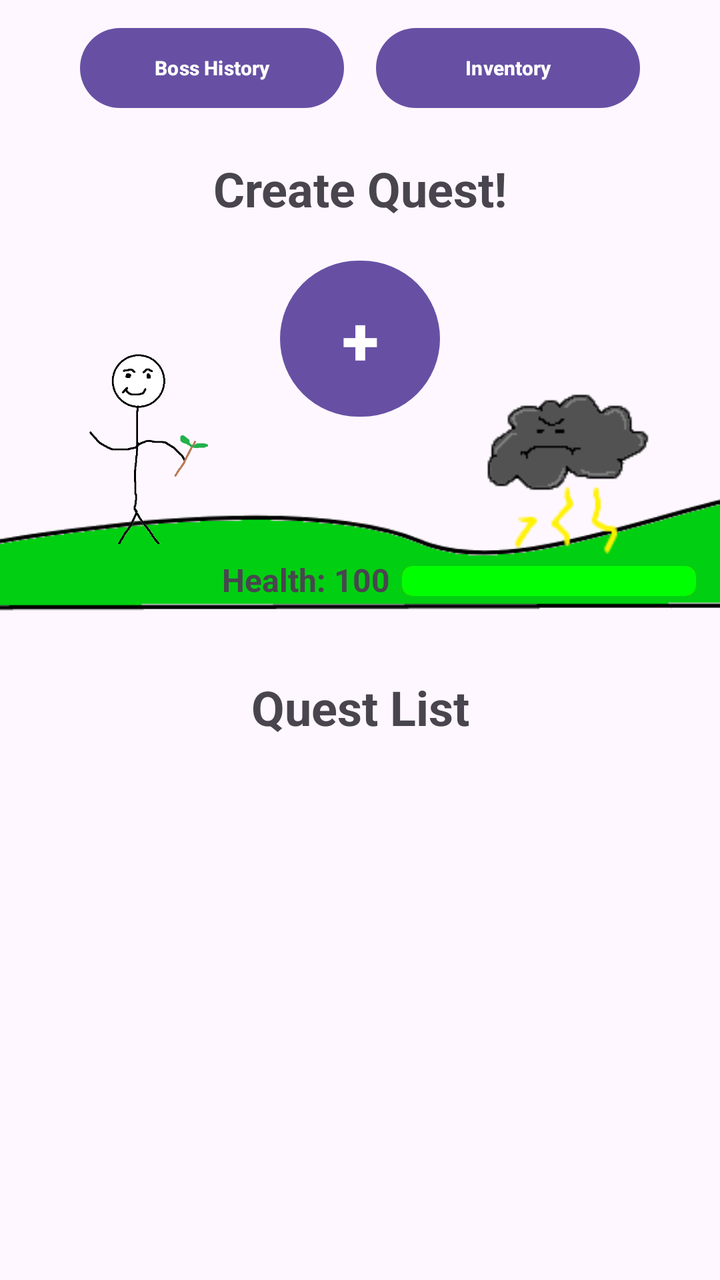
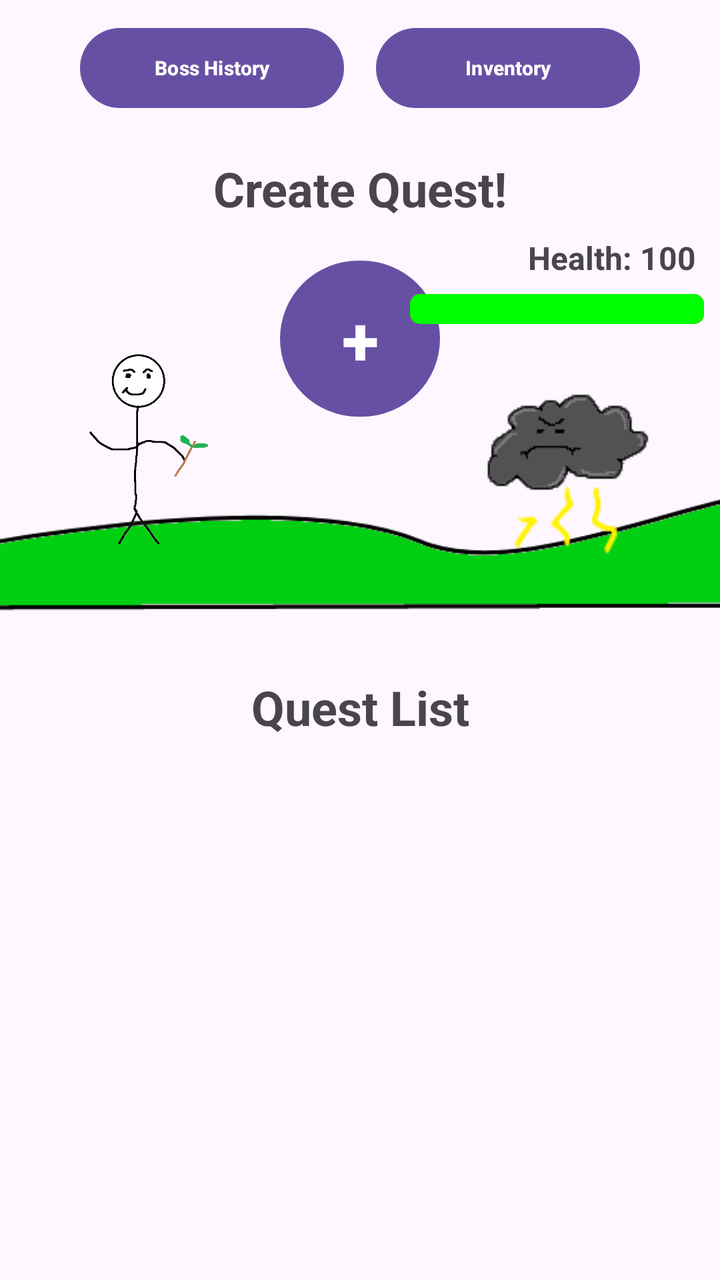

An Android layout rendered at two revisions. The XML below is the earlier revision; the diff shows what the commit changed to produce the second picture.
<!-- AndroidManifest.xml: application theme Theme.QuestLife -->
<!-- res/layout/activity_main.xml -->
<?xml version="1.0" encoding="utf-8"?>
<androidx.constraintlayout.widget.ConstraintLayout xmlns:android="http://schemas.android.com/apk/res/android"
    xmlns:app="http://schemas.android.com/apk/res-auto"
    xmlns:tools="http://schemas.android.com/tools"
    android:id="@+id/main"
    android:layout_width="match_parent"
    android:layout_height="match_parent"
    tools:context=".MainActivity">

    <Button
        android:id="@+id/quest"
        android:layout_width="80dp"
        android:layout_height="86dp"
        android:layout_marginTop="16dp"
        android:text="+"
        android:textAlignment="center"
        android:textSize="34sp"
        android:textStyle="bold"
        app:layout_constraintEnd_toEndOf="parent"
        app:layout_constraintStart_toStartOf="parent"
        app:layout_constraintTop_toBottomOf="@+id/textView" />

    <Button
        android:id="@+id/inventory"
        android:layout_width="132dp"
        android:layout_height="48dp"
        android:layout_marginTop="10dp"
        android:layout_marginEnd="40dp"
        android:text="Inventory"
        android:textAlignment="center"
        android:textSize="10sp"
        android:textStyle="bold"
        app:layout_constraintEnd_toEndOf="parent"
        app:layout_constraintTop_toTopOf="parent" />

    <Button
        android:id="@+id/bosshistory"
        android:layout_width="132dp"
        android:layout_height="48dp"
        android:layout_marginStart="40dp"
        android:layout_marginTop="10dp"
        android:text="Boss History"
        android:textAlignment="center"
        android:textSize="10sp"
        android:textStyle="bold"
        app:layout_constraintStart_toStartOf="parent"
        app:layout_constraintTop_toTopOf="parent" />

    <TextView
        android:id="@+id/textView"
        android:layout_width="wrap_content"
        android:layout_height="wrap_content"
        android:layout_marginTop="20dp"
        android:text="Create Quest!"
        android:textSize="24sp"
        android:textStyle="bold"
        app:layout_constraintEnd_toEndOf="parent"
        app:layout_constraintStart_toStartOf="parent"
        app:layout_constraintTop_toBottomOf="@+id/inventory" />

    <ImageView
        android:id="@+id/imageView"
        android:layout_width="428dp"
        android:layout_height="125dp"
        app:layout_constraintStart_toStartOf="parent"
        app:layout_constraintTop_toBottomOf="@+id/quest"
        app:srcCompat="@drawable/landscape" />

    <ImageView
        android:id="@+id/imageView3"
        android:layout_width="120dp"
        android:layout_height="100dp"
        android:layout_marginStart="16dp"
        android:layout_marginTop="172dp"
        app:layout_constraintStart_toStartOf="parent"
        app:layout_constraintTop_toTopOf="parent"
        app:srcCompat="@drawable/player" />

    <ImageView
        android:id="@+id/enemyImageView"
        android:layout_width="121dp"
        android:layout_height="111dp"
        android:layout_marginTop="172dp"
        android:layout_marginEnd="16dp"
        app:layout_constraintEnd_toEndOf="parent"
        app:layout_constraintTop_toTopOf="parent"
        app:srcCompat="@drawable/cloudman" />

    <LinearLayout
        android:id="@+id/healthBarContainer"
        android:layout_width="245dp"
        android:layout_height="31dp"
        android:layout_marginTop="275dp"
        android:layout_marginEnd="4dp"
        android:orientation="horizontal"
        app:layout_constraintEnd_toEndOf="parent"
        app:layout_constraintTop_toTopOf="parent">

        <androidx.constraintlayout.widget.ConstraintLayout
            android:layout_width="match_parent"
            android:layout_height="match_parent">

            <ProgressBar
                android:id="@+id/healthProgressBar"
                style="@style/Widget.AppCompat.ProgressBar.Horizontal"
                android:layout_width="147dp"
                android:layout_height="15dp"
                android:layout_gravity="center_vertical"
                android:layout_marginStart="90dp"
                android:layout_marginTop="8dp"
                android:layout_marginEnd="8dp"
                android:layout_weight="1"
                android:indeterminate="false"
                android:max="100"
                android:min="0"
                android:progress="100"
                android:progressDrawable="@drawable/health_bar_drawable"
                app:layout_constraintEnd_toEndOf="parent"
                app:layout_constraintStart_toStartOf="parent"
                app:layout_constraintTop_toTopOf="parent" />

            <TextView
                android:id="@+id/healthTextView"
                android:layout_width="87dp"
                android:layout_height="27dp"
                android:layout_gravity="center_vertical"
                android:layout_marginTop="4dp"
                android:text="Health: 100"
                android:textSize="16sp"
                android:textStyle="bold"
                app:layout_constraintStart_toStartOf="parent"
                app:layout_constraintTop_toTopOf="parent" />
        </androidx.constraintlayout.widget.ConstraintLayout>
    </LinearLayout>

    <TextView
        android:id="@+id/textView2"
        android:layout_width="wrap_content"
        android:layout_height="wrap_content"
        android:text="Quest List"
        android:textAlignment="textStart"
        android:textSize="24sp"
        android:textStyle="bold"
        app:layout_constraintEnd_toEndOf="parent"
        app:layout_constraintStart_toStartOf="parent"
        app:layout_constraintTop_toBottomOf="@+id/imageView" />

    <ScrollView
        android:layout_width="411dp"
        android:layout_height="438dp"
        android:layout_marginTop="10dp"
        app:layout_constraintBottom_toBottomOf="parent"
        app:layout_constraintEnd_toEndOf="parent"
        app:layout_constraintStart_toStartOf="parent"
        app:layout_constraintTop_toBottomOf="@+id/textView2">

        <LinearLayout
            android:id="@+id/questContainer"
            android:layout_width="match_parent"
            android:layout_height="wrap_content"
            android:orientation="vertical" >

        </LinearLayout>
    </ScrollView>

</androidx.constraintlayout.widget.ConstraintLayout>
<!-- resources referenced by this layout -->
<resources>
  <!-- drawable cloudman: png bitmap (drawable, 4791 bytes) -->
  <!-- drawable health_bar_drawable (drawable) -->
  <?xml version="1.0" encoding="utf-8"?>
  <layer-list xmlns:android="http://schemas.android.com/apk/res/android">
      <item android:id="@android:id/background">
          <shape>
              <corners android:radius="5dp" />
              <solid android:color="#ff0000" />
          </shape>
      </item>
      <item android:id="@android:id/progress">
          <clip>
              <shape>
                  <corners android:radius="5dp" />
                  <solid android:color="#00ff00" />
              </shape>
          </clip>
      </item>
  </layer-list>
  <!-- drawable landscape: png bitmap (drawable, 6272 bytes) -->
  <!-- drawable player: png bitmap (drawable, 15152 bytes) -->
  <style name="Theme.QuestLife" parent="Base.Theme.QuestLife" />
  <style name="Base.Theme.QuestLife" parent="Theme.Material3.DayNight.NoActionBar">
          
          
      </style>
</resources>

<!-- the commit's change to res/layout/activity_main.xml (unified diff, before → after) -->
@@ -16,6 +16,7 @@
         android:textAlignment="center"
         android:textSize="34sp"
         android:textStyle="bold"
+        android:contentDescription="Create new quest"
         app:layout_constraintEnd_toEndOf="parent"
         app:layout_constraintStart_toStartOf="parent"
         app:layout_constraintTop_toBottomOf="@+id/textView" />
@@ -30,6 +31,7 @@
         android:textAlignment="center"
         android:textSize="10sp"
         android:textStyle="bold"
+        android:contentDescription="View inventory"
         app:layout_constraintEnd_toEndOf="parent"
         app:layout_constraintTop_toTopOf="parent" />
 
@@ -43,6 +45,7 @@
         android:textAlignment="center"
         android:textSize="10sp"
         android:textStyle="bold"
+        android:contentDescription="View boss history"
         app:layout_constraintStart_toStartOf="parent"
         app:layout_constraintTop_toTopOf="parent" />
 
@@ -54,6 +57,7 @@
         android:text="Create Quest!"
         android:textSize="24sp"
         android:textStyle="bold"
+        android:contentDescription="Create Quest section"
         app:layout_constraintEnd_toEndOf="parent"
         app:layout_constraintStart_toStartOf="parent"
         app:layout_constraintTop_toBottomOf="@+id/inventory" />
@@ -62,6 +66,7 @@
         android:id="@+id/imageView"
         android:layout_width="428dp"
         android:layout_height="125dp"
+        android:contentDescription="Landscape image"
         app:layout_constraintStart_toStartOf="parent"
         app:layout_constraintTop_toBottomOf="@+id/quest"
         app:srcCompat="@drawable/landscape" />
@@ -72,6 +77,7 @@
         android:layout_height="100dp"
         android:layout_marginStart="16dp"
         android:layout_marginTop="172dp"
+        android:contentDescription="Player avatar"
         app:layout_constraintStart_toStartOf="parent"
         app:layout_constraintTop_toTopOf="parent"
         app:srcCompat="@drawable/player" />
@@ -82,56 +88,10 @@
         android:layout_height="111dp"
         android:layout_marginTop="172dp"
         android:layout_marginEnd="16dp"
+        android:contentDescription="Enemy avatar"
         app:layout_constraintEnd_toEndOf="parent"
         app:layout_constraintTop_toTopOf="parent"
         app:srcCompat="@drawable/cloudman" />
-
-    <LinearLayout
-        android:id="@+id/healthBarContainer"
-        android:layout_width="245dp"
-        android:layout_height="31dp"
-        android:layout_marginTop="275dp"
-        android:layout_marginEnd="4dp"
-        android:orientation="horizontal"
-        app:layout_constraintEnd_toEndOf="parent"
-        app:layout_constraintTop_toTopOf="parent">
-
-        <androidx.constraintlayout.widget.ConstraintLayout
-            android:layout_width="match_parent"
-            android:layout_height="match_parent">
-
-            <ProgressBar
-                android:id="@+id/healthProgressBar"
-                style="@style/Widget.AppCompat.ProgressBar.Horizontal"
-                android:layout_width="147dp"
-                android:layout_height="15dp"
-                android:layout_gravity="center_vertical"
-                android:layout_marginStart="90dp"
-                android:layout_marginTop="8dp"
-                android:layout_marginEnd="8dp"
-                android:layout_weight="1"
-                android:indeterminate="false"
-                android:max="100"
-                android:min="0"
-                android:progress="100"
-                android:progressDrawable="@drawable/health_bar_drawable"
-                app:layout_constraintEnd_toEndOf="parent"
-                app:layout_constraintStart_toStartOf="parent"
-                app:layout_constraintTop_toTopOf="parent" />
-
-            <TextView
-                android:id="@+id/healthTextView"
-                android:layout_width="87dp"
-                android:layout_height="27dp"
-                android:layout_gravity="center_vertical"
-                android:layout_marginTop="4dp"
-                android:text="Health: 100"
-                android:textSize="16sp"
-                android:textStyle="bold"
-                app:layout_constraintStart_toStartOf="parent"
-                app:layout_constraintTop_toTopOf="parent" />
-        </androidx.constraintlayout.widget.ConstraintLayout>
-    </LinearLayout>
 
     <TextView
         android:id="@+id/textView2"
@@ -141,6 +101,7 @@
         android:textAlignment="textStart"
         android:textSize="24sp"
         android:textStyle="bold"
+        android:contentDescription="Quest List section"
         app:layout_constraintEnd_toEndOf="parent"
         app:layout_constraintStart_toStartOf="parent"
         app:layout_constraintTop_toBottomOf="@+id/imageView" />
@@ -149,6 +110,7 @@
         android:layout_width="411dp"
         android:layout_height="438dp"
         android:layout_marginTop="10dp"
+        android:contentDescription="Scrollable list of quests"
         app:layout_constraintBottom_toBottomOf="parent"
         app:layout_constraintEnd_toEndOf="parent"
         app:layout_constraintStart_toStartOf="parent"
@@ -158,9 +120,40 @@
             android:id="@+id/questContainer"
             android:layout_width="match_parent"
             android:layout_height="wrap_content"
-            android:orientation="vertical" >
+            android:orientation="vertical">
 
         </LinearLayout>
     </ScrollView>
 
+    <TextView
+        android:id="@+id/healthTextView"
+        android:layout_width="87dp"
+        android:layout_height="27dp"
+        android:layout_gravity="center_vertical"
+        android:layout_marginStart="44dp"
+        android:layout_marginBottom="2dp"
+        android:text="Health: 100"
+        android:textSize="16sp"
+        android:textStyle="bold"
+        android:contentDescription="Enemy health"
+        app:layout_constraintBottom_toTopOf="@+id/healthProgressBar"
+        app:layout_constraintStart_toEndOf="@+id/quest" />
+
+    <ProgressBar
+        android:id="@+id/healthProgressBar"
+        style="@style/Widget.AppCompat.ProgressBar.Horizontal"
+        android:layout_width="147dp"
+        android:layout_height="15dp"
+        android:layout_gravity="center_vertical"
+        android:layout_marginEnd="8dp"
+        android:layout_marginBottom="10dp"
+        android:layout_weight="1"
+        android:indeterminate="false"
+        android:max="100"
+        android:min="0"
+        android:progress="100"
+        android:progressDrawable="@drawable/health_bar_drawable"
+        app:layout_constraintBottom_toTopOf="@+id/enemyImageView"
+        app:layout_constraintEnd_toEndOf="parent" />
+
 </androidx.constraintlayout.widget.ConstraintLayout>
